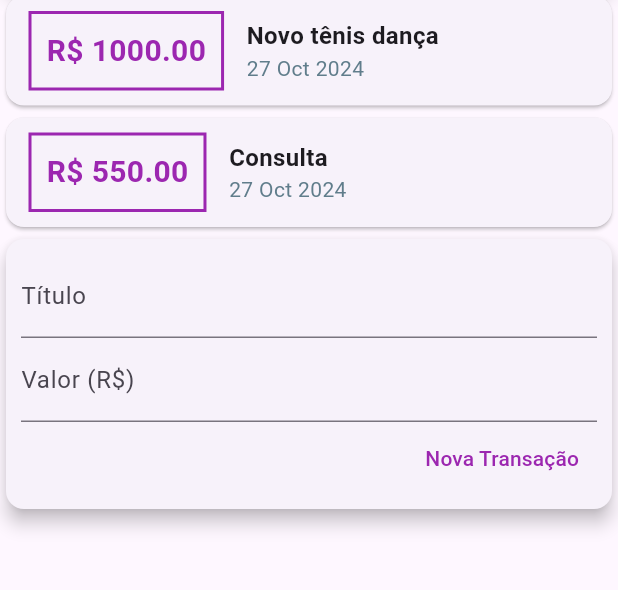
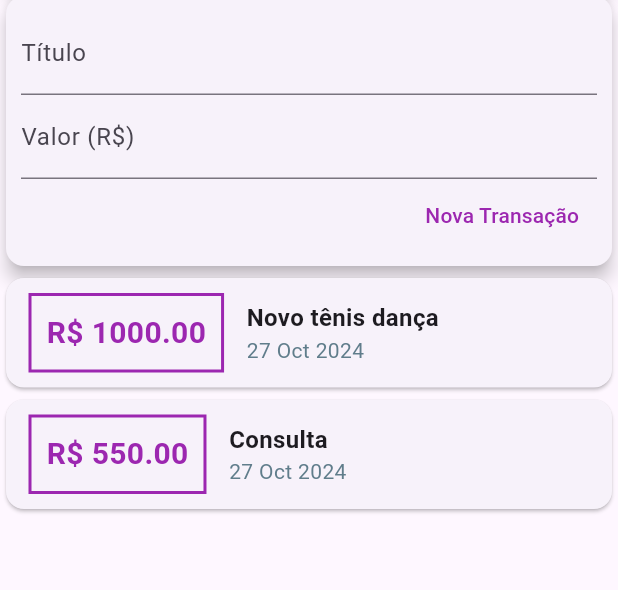
Before and after one commit to Moreira-Edu/expenses, a Flutter app: the screen it shows after launch, on a phone screen of 412 x 824 dp, the part 136-726 px from its top. Run offline on Flutter 3.47's test engine with Material 3 defaults, Android fonts, the phone set to English and light mode, and no system bars.

Commit message:
refactor: listView performance

```diff
--- a/lib/components/TransactionsList.dart
+++ b/lib/components/TransactionsList.dart
@@ -8,8 +8,13 @@ class TransactionsList extends StatelessWidget {
 
   @override
   Widget build(BuildContext context) {
-    return Column(
-      children: transactions.map((transaction) {
+    return Container(
+      height: 400,
+      child: ListView.builder(
+        itemCount: transactions.length,
+        itemBuilder: (context, index) {
+          final transaction = transactions[index];
+
           return Card(
             child: Row(
               children: <Widget>[
@@ -53,7 +58,8 @@ class TransactionsList extends StatelessWidget {
               ],
             ),
           );
-      }).toList(),
+        },
+      ),
     );
   }
 }
--- a/lib/components/TransactionsUser.dart
+++ b/lib/components/TransactionsUser.dart
@@ -45,8 +45,8 @@ class _TransactionsUserState extends State<TransactionsUser> {
   Widget build(BuildContext context) {
     return Column(
       children: <Widget>[
+        TransactionsForm(_addTransaction),
         TransactionsList(_transactions),
-        TransactionsForm(_addTransaction),
       ],
     );
   }
--- a/lib/main.dart
+++ b/lib/main.dart
@@ -25,7 +25,8 @@ class MyHomePage extends StatelessWidget {
       appBar: AppBar(
         title: const Text('Despesas Pessoais'),
       ),
-      body: Column(
+      body: SingleChildScrollView(
+        child: Column(
           crossAxisAlignment: CrossAxisAlignment.stretch,
           children: <Widget>[
             const Card(
@@ -36,6 +37,7 @@ class MyHomePage extends StatelessWidget {
             TransactionsUser(),
           ],
         ),
+      ),
     );
   }
 }
```
Lines whose indentation alone changed are shown as unchanged.
